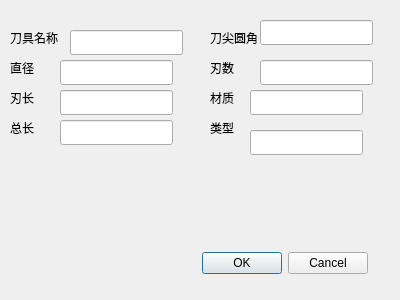
First picture: the form in ui/dialogaddtool.ui, repository More-wawa/CAM, before the edit.
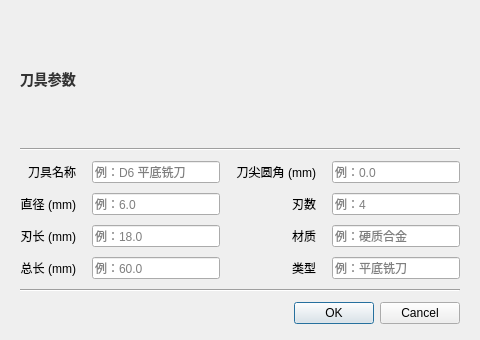
Second picture: the form after the edit.

The edit to the form file:
```diff
--- a/ui/dialogaddtool.ui
+++ b/ui/dialogaddtool.ui
@@ -6,210 +6,235 @@
    <rect>
     <x>0</x>
     <y>0</y>
-    <width>400</width>
-    <height>300</height>
+    <width>480</width>
+    <height>340</height>
    </rect>
   </property>
+  <property name="minimumSize">
+   <size>
+    <width>480</width>
+    <height>340</height>
+   </size>
+  </property>
+  <property name="maximumSize">
+   <size>
+    <width>480</width>
+    <height>340</height>
+   </size>
+  </property>
   <property name="windowTitle">
    <string>DialogAddTool</string>
   </property>
-  <widget class="QLabel" name="label">
-   <property name="geometry">
-    <rect>
-     <x>10</x>
-     <y>30</y>
-     <width>54</width>
-     <height>16</height>
-    </rect>
+  <layout class="QVBoxLayout" name="mainLayout">
+   <property name="spacing">
+    <number>10</number>
    </property>
-   <property name="text">
-    <string>刀具名称</string>
+   <property name="leftMargin">
+    <number>20</number>
    </property>
-  </widget>
-  <widget class="QLabel" name="label_2">
-   <property name="geometry">
-    <rect>
-     <x>10</x>
-     <y>60</y>
-     <width>54</width>
-     <height>16</height>
-    </rect>
+   <property name="topMargin">
+    <number>20</number>
    </property>
-   <property name="text">
-    <string>直径</string>
+   <property name="rightMargin">
+    <number>20</number>
    </property>
-  </widget>
-  <widget class="QLabel" name="label_3">
-   <property name="geometry">
-    <rect>
-     <x>10</x>
-     <y>90</y>
-     <width>54</width>
-     <height>16</height>
-    </rect>
+   <property name="bottomMargin">
+    <number>16</number>
    </property>
-   <property name="text">
-    <string>刃长</string>
-   </property>
-  </widget>
-  <widget class="QLabel" name="label_4">
-   <property name="geometry">
-    <rect>
-     <x>10</x>
-     <y>120</y>
-     <width>54</width>
-     <height>16</height>
-    </rect>
-   </property>
-   <property name="text">
-    <string>总长</string>
-   </property>
-  </widget>
-  <widget class="QLabel" name="label_5">
-   <property name="geometry">
-    <rect>
-     <x>210</x>
-     <y>30</y>
-     <width>54</width>
-     <height>16</height>
-    </rect>
-   </property>
-   <property name="text">
-    <string>刀尖圆角</string>
-   </property>
-  </widget>
-  <widget class="QLabel" name="label_6">
-   <property name="geometry">
-    <rect>
-     <x>210</x>
-     <y>60</y>
-     <width>54</width>
-     <height>16</height>
-    </rect>
-   </property>
-   <property name="text">
-    <string>刃数</string>
-   </property>
-  </widget>
-  <widget class="QLabel" name="label_7">
-   <property name="geometry">
-    <rect>
-     <x>210</x>
-     <y>90</y>
-     <width>54</width>
-     <height>16</height>
-    </rect>
-   </property>
-   <property name="text">
-    <string>材质</string>
-   </property>
-  </widget>
-  <widget class="QLabel" name="label_8">
-   <property name="geometry">
-    <rect>
-     <x>210</x>
-     <y>120</y>
-     <width>54</width>
-     <height>16</height>
-    </rect>
-   </property>
-   <property name="text">
-    <string>类型</string>
-   </property>
-  </widget>
-  <widget class="QDialogButtonBox" name="buttonBoxDialogAddTool">
-   <property name="geometry">
-    <rect>
-     <x>200</x>
-     <y>250</y>
-     <width>168</width>
-     <height>26</height>
-    </rect>
-   </property>
-   <property name="standardButtons">
-    <set>QDialogButtonBox::StandardButton::Cancel|QDialogButtonBox::StandardButton::Ok</set>
-   </property>
-  </widget>
-  <widget class="QLineEdit" name="lineEditName">
-   <property name="geometry">
-    <rect>
-     <x>70</x>
-     <y>30</y>
-     <width>113</width>
-     <height>25</height>
-    </rect>
-   </property>
-  </widget>
-  <widget class="QLineEdit" name="lineEditDiameter">
-   <property name="geometry">
-    <rect>
-     <x>60</x>
-     <y>60</y>
-     <width>113</width>
-     <height>25</height>
-    </rect>
-   </property>
-  </widget>
-  <widget class="QLineEdit" name="lineEditFluteLength">
-   <property name="geometry">
-    <rect>
-     <x>60</x>
-     <y>90</y>
-     <width>113</width>
-     <height>25</height>
-    </rect>
-   </property>
-  </widget>
-  <widget class="QLineEdit" name="lineEditTotalLength">
-   <property name="geometry">
-    <rect>
-     <x>60</x>
-     <y>120</y>
-     <width>113</width>
-     <height>25</height>
-    </rect>
-   </property>
-  </widget>
-  <widget class="QLineEdit" name="lineEditCornerRadius">
-   <property name="geometry">
-    <rect>
-     <x>260</x>
-     <y>20</y>
-     <width>113</width>
-     <height>25</height>
-    </rect>
-   </property>
-  </widget>
-  <widget class="QLineEdit" name="lineEditFluteCount">
-   <property name="geometry">
-    <rect>
-     <x>260</x>
-     <y>60</y>
-     <width>113</width>
-     <height>25</height>
-    </rect>
-   </property>
-  </widget>
-  <widget class="QLineEdit" name="lineEditMaterial">
-   <property name="geometry">
-    <rect>
-     <x>250</x>
-     <y>90</y>
-     <width>113</width>
-     <height>25</height>
-    </rect>
-   </property>
-  </widget>
-  <widget class="QLineEdit" name="lineEditType">
-   <property name="geometry">
-    <rect>
-     <x>250</x>
-     <y>130</y>
-     <width>113</width>
-     <height>25</height>
-    </rect>
-   </property>
-  </widget>
+   <!-- 标题 -->
+   <item>
+    <widget class="QLabel" name="labelTitle">
+     <property name="text">
+      <string>刀具参数</string>
+     </property>
+     <property name="styleSheet">
+      <string>font-size: 14px; font-weight: bold; color: #333;</string>
+     </property>
+    </widget>
+   </item>
+   <!-- 分割线 -->
+   <item>
+    <widget class="QFrame" name="lineTop">
+     <property name="frameShape">
+      <enum>QFrame::Shape::HLine</enum>
+     </property>
+     <property name="frameShadow">
+      <enum>QFrame::Shadow::Sunken</enum>
+     </property>
+    </widget>
+   </item>
+   <!-- 参数网格：两列，左侧4行 + 右侧4行 -->
+   <item>
+    <layout class="QGridLayout" name="gridLayout">
+     <property name="horizontalSpacing">
+      <number>16</number>
+     </property>
+     <property name="verticalSpacing">
+      <number>10</number>
+     </property>
+     <!-- 左列 -->
+     <item row="0" column="0">
+      <widget class="QLabel" name="labelName">
+       <property name="text">
+        <string>刀具名称</string>
+       </property>
+       <property name="alignment">
+        <set>Qt::AlignmentFlag::AlignRight|Qt::AlignmentFlag::AlignVCenter</set>
+       </property>
+      </widget>
+     </item>
+     <item row="0" column="1">
+      <widget class="QLineEdit" name="lineEditName">
+       <property name="placeholderText">
+        <string>例：D6 平底铣刀</string>
+       </property>
+      </widget>
+     </item>
+     <item row="1" column="0">
+      <widget class="QLabel" name="labelDiameter">
+       <property name="text">
+        <string>直径 (mm)</string>
+       </property>
+       <property name="alignment">
+        <set>Qt::AlignmentFlag::AlignRight|Qt::AlignmentFlag::AlignVCenter</set>
+       </property>
+      </widget>
+     </item>
+     <item row="1" column="1">
+      <widget class="QLineEdit" name="lineEditDiameter">
+       <property name="placeholderText">
+        <string>例：6.0</string>
+       </property>
+      </widget>
+     </item>
+     <item row="2" column="0">
+      <widget class="QLabel" name="labelFluteLength">
+       <property name="text">
+        <string>刃长 (mm)</string>
+       </property>
+       <property name="alignment">
+        <set>Qt::AlignmentFlag::AlignRight|Qt::AlignmentFlag::AlignVCenter</set>
+       </property>
+      </widget>
+     </item>
+     <item row="2" column="1">
+      <widget class="QLineEdit" name="lineEditFluteLength">
+       <property name="placeholderText">
+        <string>例：18.0</string>
+       </property>
+      </widget>
+     </item>
+     <item row="3" column="0">
+      <widget class="QLabel" name="labelTotalLength">
+       <property name="text">
+        <string>总长 (mm)</string>
+       </property>
+       <property name="alignment">
+        <set>Qt::AlignmentFlag::AlignRight|Qt::AlignmentFlag::AlignVCenter</set>
+       </property>
+      </widget>
+     </item>
+     <item row="3" column="1">
+      <widget class="QLineEdit" name="lineEditTotalLength">
+       <property name="placeholderText">
+        <string>例：60.0</string>
+       </property>
+      </widget>
+     </item>
+     <!-- 右列 -->
+     <item row="0" column="2">
+      <widget class="QLabel" name="labelCornerRadius">
+       <property name="text">
+        <string>刀尖圆角 (mm)</string>
+       </property>
+       <property name="alignment">
+        <set>Qt::AlignmentFlag::AlignRight|Qt::AlignmentFlag::AlignVCenter</set>
+       </property>
+      </widget>
+     </item>
+     <item row="0" column="3">
+      <widget class="QLineEdit" name="lineEditCornerRadius">
+       <property name="placeholderText">
+        <string>例：0.0</string>
+       </property>
+      </widget>
+     </item>
+     <item row="1" column="2">
+      <widget class="QLabel" name="labelFluteCount">
+       <property name="text">
+        <string>刃数</string>
+       </property>
+       <property name="alignment">
+        <set>Qt::AlignmentFlag::AlignRight|Qt::AlignmentFlag::AlignVCenter</set>
+       </property>
+      </widget>
+     </item>
+     <item row="1" column="3">
+      <widget class="QLineEdit" name="lineEditFluteCount">
+       <property name="placeholderText">
+        <string>例：4</string>
+       </property>
+      </widget>
+     </item>
+     <item row="2" column="2">
+      <widget class="QLabel" name="labelMaterial">
+       <property name="text">
+        <string>材质</string>
+       </property>
+       <property name="alignment">
+        <set>Qt::AlignmentFlag::AlignRight|Qt::AlignmentFlag::AlignVCenter</set>
+       </property>
+      </widget>
+     </item>
+     <item row="2" column="3">
+      <widget class="QLineEdit" name="lineEditMaterial">
+       <property name="placeholderText">
+        <string>例：硬质合金</string>
+       </property>
+      </widget>
+     </item>
+     <item row="3" column="2">
+      <widget class="QLabel" name="labelType">
+       <property name="text">
+        <string>类型</string>
+       </property>
+       <property name="alignment">
+        <set>Qt::AlignmentFlag::AlignRight|Qt::AlignmentFlag::AlignVCenter</set>
+       </property>
+      </widget>
+     </item>
+     <item row="3" column="3">
+      <widget class="QLineEdit" name="lineEditType">
+       <property name="placeholderText">
+        <string>例：平底铣刀</string>
+       </property>
+      </widget>
+     </item>
+    </layout>
+   </item>
+   <!-- 分割线 -->
+   <item>
+    <widget class="QFrame" name="lineBottom">
+     <property name="frameShape">
+      <enum>QFrame::Shape::HLine</enum>
+     </property>
+     <property name="frameShadow">
+      <enum>QFrame::Shadow::Sunken</enum>
+     </property>
+    </widget>
+   </item>
+   <!-- 按钮区 -->
+   <item>
+    <widget class="QDialogButtonBox" name="buttonBoxDialogAddTool">
+     <property name="orientation">
+      <enum>Qt::Orientation::Horizontal</enum>
+     </property>
+     <property name="standardButtons">
+      <set>QDialogButtonBox::StandardButton::Cancel|QDialogButtonBox::StandardButton::Ok</set>
+     </property>
+    </widget>
+   </item>
+  </layout>
  </widget>
  <resources/>
  <connections/>
```
Left out of the diff: 2 changed lines with no effect on the pictures.
